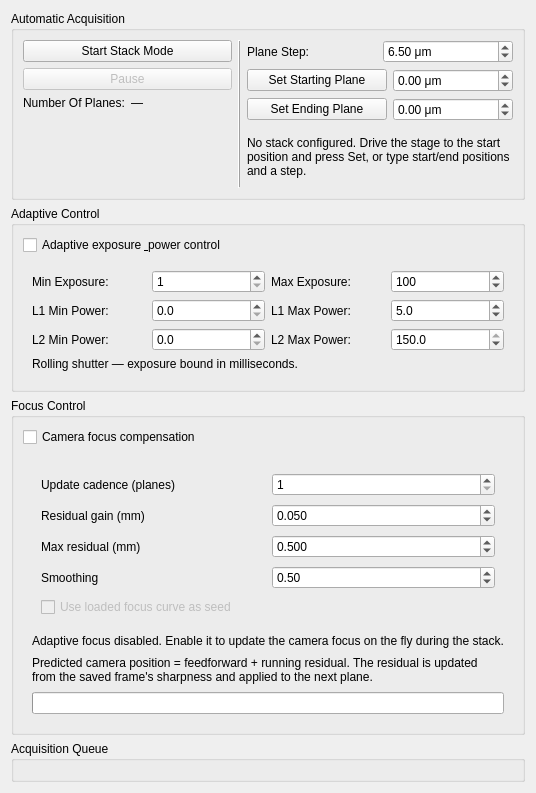
Old version of the form lightsheet/gui/panels/ui_stack_panel.ui in the repository LIOMLab/lightsheet.
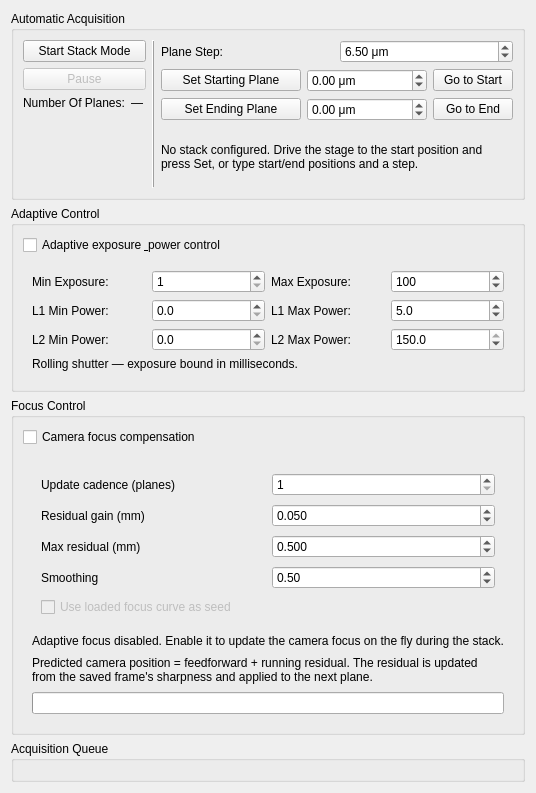
New version of the form. Custom widgets are drawn as their Qt base class.

Commit message:
feat(stack-panel): add go-to-start/end buttons and 0.1 jog-step defaults
- Add pushButton_acqGoToFirstPlane / pushButton_acqGoToLastPlane to the
  stack panel .ui source and regenerate ui_stack_panel.py
- Default the sample H/V and camera jog-step spinboxes to 0.1 via the
  .ui value property (survives applySpec, which never calls setValue)

```diff
--- a/lightsheet/gui/panels/ui_stack_panel.ui
+++ b/lightsheet/gui/panels/ui_stack_panel.ui
@@ -242,6 +242,28 @@
             </property>
            </widget>
           </item>
+          <item>
+           <widget class="QPushButton" name="pushButton_acqGoToFirstPlane">
+            <property name="sizePolicy">
+             <sizepolicy hsizetype="Preferred" vsizetype="Fixed">
+              <horstretch>0</horstretch>
+              <verstretch>0</verstretch>
+             </sizepolicy>
+            </property>
+            <property name="minimumSize">
+             <size>
+              <width>80</width>
+              <height>0</height>
+             </size>
+            </property>
+            <property name="toolTip">
+             <string>Move the stage to the stack starting plane</string>
+            </property>
+            <property name="text">
+             <string>Go to Start</string>
+            </property>
+           </widget>
+          </item>
           </layout>
         </item>
         <item>
@@ -302,6 +324,28 @@
             </property>
            </widget>
           </item>
+          <item>
+           <widget class="QPushButton" name="pushButton_acqGoToLastPlane">
+            <property name="sizePolicy">
+             <sizepolicy hsizetype="Preferred" vsizetype="Fixed">
+              <horstretch>0</horstretch>
+              <verstretch>0</verstretch>
+             </sizepolicy>
+            </property>
+            <property name="minimumSize">
+             <size>
+              <width>80</width>
+              <height>0</height>
+             </size>
+            </property>
+            <property name="toolTip">
+             <string>Move the stage to the stack ending plane</string>
+            </property>
+            <property name="text">
+             <string>Go to End</string>
+            </property>
+           </widget>
+          </item>
           </layout>
         </item>
         <item>
```
The commit also changes 3 other files.
